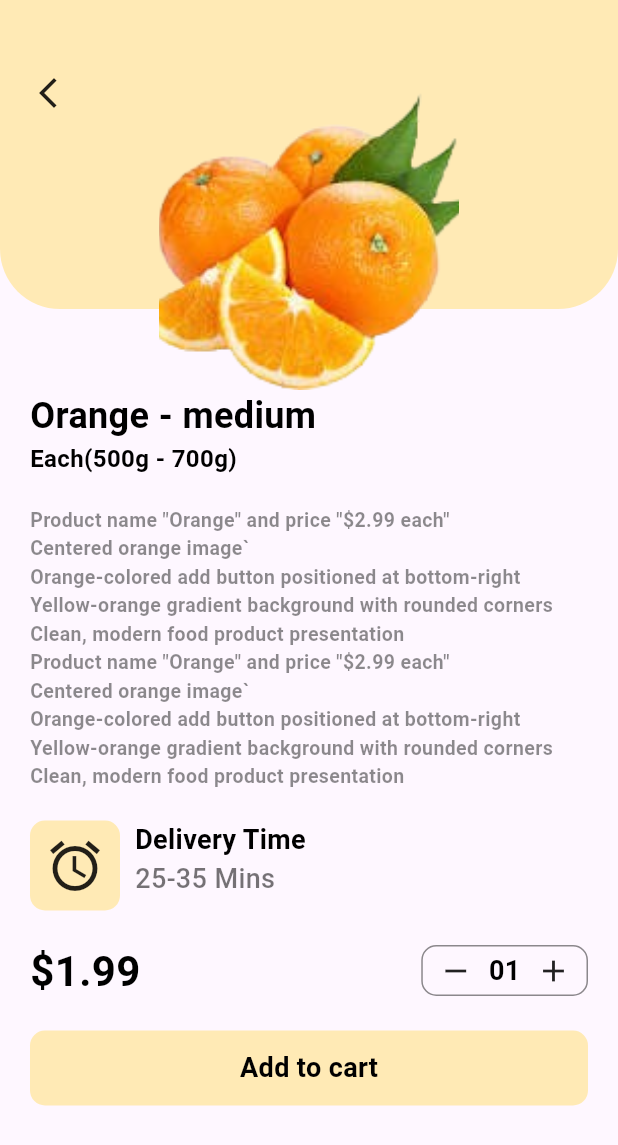
After one commit to ahmedfouad01099/flutterGrocery, a Flutter app: the DetailsScreen screen opened directly, on a phone screen of 412 x 824 dp. The commit adds this screen. Shown: the top 1145 px of the screen. Run offline on Flutter 3.47's test engine with Material 3 defaults, Android fonts, the phone set to English and light mode, and no system bars.

Commit message:
finish designing of grocery details screen

```diff
--- a/lib/main.dart
+++ b/lib/main.dart
@@ -1,4 +1,5 @@
 import 'package:flutter/material.dart';
+import 'package:fluttergrocery/pages/detailsscreen.dart';
 import 'package:fluttergrocery/pages/home.dart';
 import 'package:fluttergrocery/pages/landing.dart';
 
@@ -33,7 +34,7 @@ class MyApp extends StatelessWidget {
         // tested with just a hot reload.
         colorScheme: ColorScheme.fromSeed(seedColor: Colors.deepPurple),
       ),
-      home: Home(),
+      home: Landing(),
     );
   }
 }
--- /dev/null
+++ b/lib/pages/detailsscreen.dart
@@ -0,0 +1,211 @@
+import 'package:flutter/material.dart';
+
+class DetailsScreen extends StatefulWidget {
+  const DetailsScreen({super.key});
+
+  @override
+  State<DetailsScreen> createState() => _DetailsScreenState();
+}
+
+class _DetailsScreenState extends State<DetailsScreen> {
+  @override
+  Widget build(BuildContext context) {
+    return Scaffold(
+      body: Container(
+        child: Column(
+          crossAxisAlignment: CrossAxisAlignment.start,
+          children: [
+            Stack(
+              children: [
+                Container(
+                  padding: EdgeInsets.only(top: 50, left: 20, right: 20),
+                  height: MediaQuery.of(context).size.height / 4,
+                  width: MediaQuery.of(context).size.width,
+                  decoration: BoxDecoration(
+                    color: Color(0xFFFFEAB5),
+                    borderRadius: BorderRadius.only(
+                      bottomLeft: Radius.circular(40),
+                      bottomRight: Radius.circular(40),
+                    ),
+                  ),
+                  child: Column(
+                    crossAxisAlignment: CrossAxisAlignment.start,
+                    children: [
+                      GestureDetector(
+                        onTap: () {
+                          Navigator.pop(context);
+                        },
+                        child: Icon(Icons.arrow_back_ios_new),
+                      ),
+                    ],
+                  ),
+                ),
+                Padding(
+                  padding: const EdgeInsets.only(top: 60),
+                  child: Center(
+                    child: Image.asset(
+                      "images/orange.png",
+                      width: 200,
+                      height: 200,
+                      fit: BoxFit.cover,
+                    ),
+                  ),
+                ),
+              ],
+            ),
+            Padding(
+              padding: const EdgeInsets.only(left: 20, right: 20),
+              child: Column(
+                crossAxisAlignment: CrossAxisAlignment.start,
+                children: [
+                  Text(
+                    "Orange - medium",
+                    style: TextStyle(
+                      color: Colors.black,
+                      fontSize: 24,
+                      fontWeight: FontWeight.bold,
+                    ),
+                  ),
+                  Text(
+                    "Each(500g - 700g)",
+                    style: TextStyle(
+                      color: Colors.black,
+                      fontSize: 16,
+                      fontWeight: FontWeight.bold,
+                    ),
+                  ),
+
+                  SizedBox(height: 20),
+
+                  Text(
+                    r'''Product name "Orange" and price "$2.99 each"
+Centered orange image`
+Orange-colored add button positioned at bottom-right
+Yellow-orange gradient background with rounded corners
+Clean, modern food product presentation
+Product name "Orange" and price "$2.99 each"
+Centered orange image`
+Orange-colored add button positioned at bottom-right
+Yellow-orange gradient background with rounded corners
+Clean, modern food product presentation''',
+                    style: TextStyle(
+                      color: Colors.black45,
+                      fontSize: 13,
+                      fontWeight: FontWeight.bold,
+                    ),
+                  ),
+
+                  SizedBox(height: 20),
+
+                  Row(
+                    crossAxisAlignment: CrossAxisAlignment.start,
+                    children: [
+                      Container(
+                        padding: EdgeInsets.all(10),
+                        decoration: BoxDecoration(
+                          color: Color(0xFFFFEAB5),
+                          borderRadius: BorderRadius.circular(10),
+                        ),
+                        child: Icon(Icons.alarm, size: 40),
+                      ),
+
+                      SizedBox(width: 10),
+
+                      Column(
+                        crossAxisAlignment: CrossAxisAlignment.start,
+                        children: [
+                          Text(
+                            "Delivery Time",
+                            style: TextStyle(
+                              color: Colors.black,
+                              fontSize: 18,
+                              fontWeight: FontWeight.bold,
+                            ),
+                          ),
+                          Text(
+                            "25-35 Mins",
+                            style: TextStyle(
+                              color: Colors.black54,
+                              fontSize: 18,
+                              fontWeight: FontWeight.w500,
+                            ),
+                          ),
+                        ],
+                      ),
+                    ],
+                  ),
+
+                  SizedBox(height: 20),
+
+                  Row(
+                    mainAxisAlignment: MainAxisAlignment.spaceBetween,
+                    children: [
+                      Text(
+                        "\$1.99",
+                        style: TextStyle(
+                          color: Colors.black,
+                          fontSize: 28,
+                          fontWeight: FontWeight.bold,
+                        ),
+                      ),
+
+                      Container(
+                        padding: EdgeInsets.only(
+                          left: 10,
+                          right: 10,
+                          top: 3,
+                          bottom: 3,
+                        ),
+                        decoration: BoxDecoration(
+                          border: Border.all(color: Colors.black45),
+                          borderRadius: BorderRadius.circular(10),
+                        ),
+                        child: Row(
+                          children: [
+                            Icon(Icons.remove),
+                            SizedBox(width: 10),
+                            Text(
+                              "01",
+                              style: TextStyle(
+                                color: Colors.black,
+                                fontSize: 18,
+                                fontWeight: FontWeight.bold,
+                              ),
+                            ),
+                            SizedBox(width: 10),
+                            Icon(Icons.add),
+                          ],
+                        ),
+                      ),
+                    ],
+                  ),
+
+                  SizedBox(height: 20),
+
+                  Container(
+                    padding: EdgeInsets.only(top: 12, bottom: 12),
+                    decoration: BoxDecoration(
+                      color: Color(0xFFFFEAB5),
+                      borderRadius: BorderRadius.circular(10),
+                    ),
+                    width: MediaQuery.of(context).size.width,
+                    child: Center(
+                      child: Text(
+                        "Add to cart",
+                        style: TextStyle(
+                          color: Colors.black,
+                          fontSize: 18,
+                          fontWeight: FontWeight.bold,
+                        ),
+                      ),
+                    ),
+                  ),
+                ],
+              ),
+            ),
+          ],
+        ),
+      ),
+    );
+  }
+}
--- a/lib/pages/home.dart
+++ b/lib/pages/home.dart
@@ -1,4 +1,5 @@
 import 'package:flutter/material.dart';
+import 'package:fluttergrocery/pages/Detailsscreen.dart';
 
 class Home extends StatefulWidget {
   const Home({super.key});
@@ -117,7 +118,16 @@ class _HomeState extends State<Home> {
                       child: ListView(
                         scrollDirection: Axis.horizontal,
                         children: [
-                          Container(
+                          GestureDetector(
+                            onTap: () {
+                              Navigator.push(
+                                context,
+                                MaterialPageRoute(
+                                  builder: (context) => DetailsScreen(),
+                                ),
+                              );
+                            },
+                            child: Container(
                               width: 190, // Add a fixed width for the card
                               margin: EdgeInsets.only(
                                 right: 15,
@@ -184,6 +194,7 @@ class _HomeState extends State<Home> {
                                 ],
                               ),
                             ),
+                          ),
 
                           SizedBox(width: 20),
 
@@ -244,7 +255,10 @@ class _HomeState extends State<Home> {
                                           topLeft: Radius.circular(20),
                                         ), // Optional: rounded corners
                                       ),
-                                      child: Icon(Icons.add, color: Colors.pink),
+                                      child: Icon(
+                                        Icons.add,
+                                        color: Colors.pink,
+                                      ),
                                     ),
                                   ],
                                 ),
--- a/lib/pages/landing.dart
+++ b/lib/pages/landing.dart
@@ -1,4 +1,5 @@
 import 'package:flutter/material.dart';
+import 'package:fluttergrocery/pages/home.dart';
 
 class Landing extends StatefulWidget {
   const Landing({super.key});
@@ -17,8 +18,8 @@ class _LandingState extends State<Landing> {
         child: Column(
           crossAxisAlignment: CrossAxisAlignment.start,
           children: [
-            Image.asset('images/landingpage.jpeg'),
-            SizedBox(height: 30),
+            Image.asset('images/landingpage.png'),
+            SizedBox(height: 170),
             Text(
               "Order your\nfavorites fruits",
               style: TextStyle(
@@ -40,7 +41,14 @@ class _LandingState extends State<Landing> {
             Row(
               mainAxisAlignment: MainAxisAlignment.end,
               children: [
-                Container(
+                GestureDetector(
+                  onTap: () {
+                    Navigator.push(
+                      context,
+                      MaterialPageRoute(builder: (context) => Home()),
+                    );
+                  },
+                  child: Container(
                     padding: EdgeInsets.only(
                       left: 30,
                       top: 10,
@@ -48,7 +56,8 @@ class _LandingState extends State<Landing> {
                       right: 10,
                     ),
                     decoration: BoxDecoration(
-                    color: Color(0xFFFFCC3f),
+                      // color: Color(0xFFFFCC3f),
+                      color: Colors.greenAccent,
                       borderRadius: BorderRadius.only(
                         topLeft: Radius.circular(10),
                         bottomLeft: Radius.circular(10),
@@ -69,6 +78,7 @@ class _LandingState extends State<Landing> {
                       ],
                     ),
                   ),
+                ),
               ],
             ),
           ],
```
Also changed, not shown: images/landingpage.jpeg (deleted), images/landingpage.png (added). Lines whose indentation alone changed are shown as unchanged.
